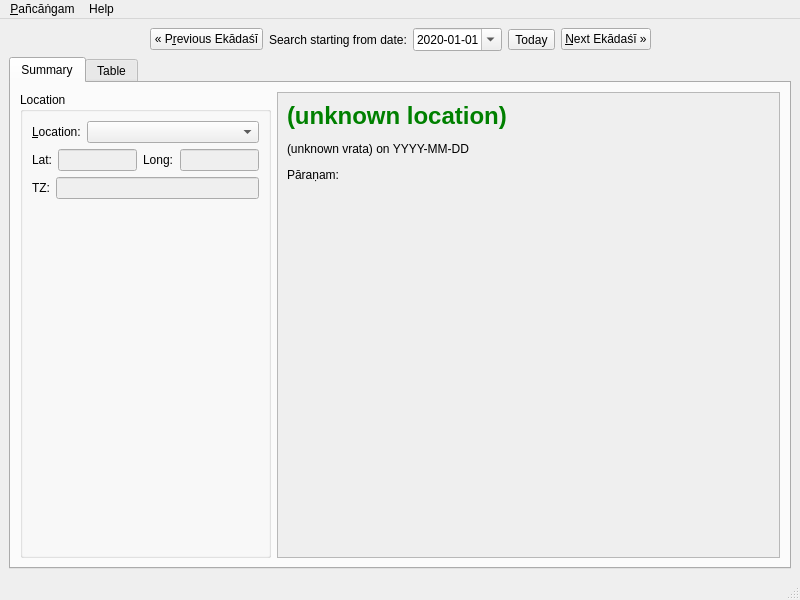
The window that gui-qt/mainwindow.ui (ashutosh108/vaishnavam-panchangam) describes before a commit, drawn with Qt 5.
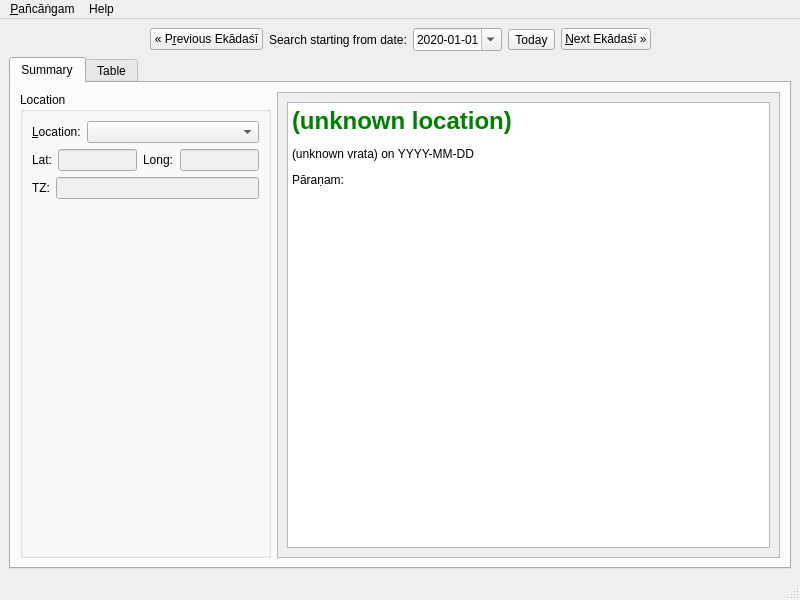
The same window after the commit. Custom widgets are drawn as their Qt base class.

Commit message: performance fix: use QTextBrowser for vrataSummary instead of QLabel; otherwise switching back to summary tab took unreasonably long time due to layout subtleties

```diff
--- a/gui-qt/mainwindow.ui
+++ b/gui-qt/mainwindow.ui
@@ -286,18 +286,12 @@
              </property>
              <layout class="QVBoxLayout" name="verticalLayout_4">
               <item>
-               <widget class="QLabel" name="vrataSummary">
-                <property name="text">
+               <widget class="QTextBrowser" name="vrataSummary">
+                <property name="html">
                  <string>&lt;style&gt;h1 {color: green;}&lt;/style&gt;&lt;h1&gt;(unknown location)&lt;/h1&gt;
 &lt;p&gt;(unknown vrata) on YYYY-MM-DD&lt;/p&gt;
 &lt;p&gt;Pāraṇam: &lt;/p&gt;</string>
                 </property>
-                <property name="alignment">
-                 <set>Qt::AlignLeading|Qt::AlignLeft|Qt::AlignTop</set>
-                </property>
-                <property name="textInteractionFlags">
-                 <set>Qt::LinksAccessibleByKeyboard|Qt::LinksAccessibleByMouse|Qt::TextBrowserInteraction|Qt::TextSelectableByKeyboard|Qt::TextSelectableByMouse</set>
-                </property>
                </widget>
               </item>
              </layout>
```
The commit also changes 2 other files.
